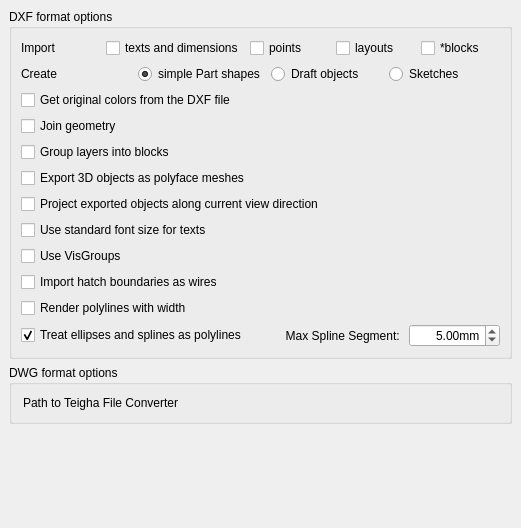
Above: src/Mod/Draft/Resources/ui/userprefs-import1.ui from berndhahnebach/All_FreeCAD before the change. Below: the same form after it.
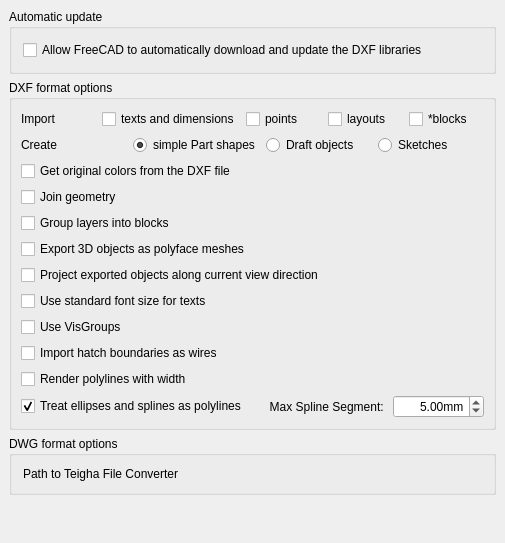
That is the form after the change. Custom widgets are drawn as their Qt base class.

Commit message:
Draft: Disabled automatic DXF library download - fixes #1785
Note for existing users: Can be reenabled in menu Edit > Preferences >
Import-Export > DXF > Automatic update

The edit to the form file:
```diff
--- a/src/Mod/Draft/Resources/ui/userprefs-import1.ui
+++ b/src/Mod/Draft/Resources/ui/userprefs-import1.ui
@@ -6,8 +6,8 @@
    <rect>
     <x>0</x>
     <y>0</y>
-    <width>521</width>
-    <height>528</height>
+    <width>505</width>
+    <height>543</height>
    </rect>
   </property>
   <property name="windowTitle">
@@ -20,6 +20,35 @@
    <property name="margin">
     <number>9</number>
    </property>
+   <item>
+    <widget class="QGroupBox" name="groupBox_2">
+     <property name="title">
+      <string>Automatic update</string>
+     </property>
+     <layout class="QVBoxLayout" name="verticalLayout_2">
+      <item>
+       <layout class="QHBoxLayout" name="horizontalLayout_9">
+        <item>
+         <widget class="Gui::PrefCheckBox" name="checkBox_3">
+          <property name="toolTip">
+           <string>&lt;html&gt;&lt;head/&gt;&lt;body&gt;&lt;p&gt;By checking this, you will allow FreeCAD to download and update the&lt;/p&gt;&lt;p&gt;components needed for DXF import and export. You can also do that&lt;/p&gt;&lt;p&gt;manually, by visiting https://github.com/yorikvanhavre/Draft-dxf-importer&lt;/p&gt;&lt;/body&gt;&lt;/html&gt;</string>
+          </property>
+          <property name="text">
+           <string>Allow FreeCAD to automatically download and update the DXF libraries</string>
+          </property>
+          <property name="prefEntry" stdset="0">
+           <cstring>dxfAllowDownload</cstring>
+          </property>
+          <property name="prefPath" stdset="0">
+           <cstring>Mod/Draft</cstring>
+          </property>
+         </widget>
+        </item>
+       </layout>
+      </item>
+     </layout>
+    </widget>
+   </item>
    <item>
     <widget class="QGroupBox" name="GroupBox12">
      <property name="title">
```
The commit also changes 2 other files.
